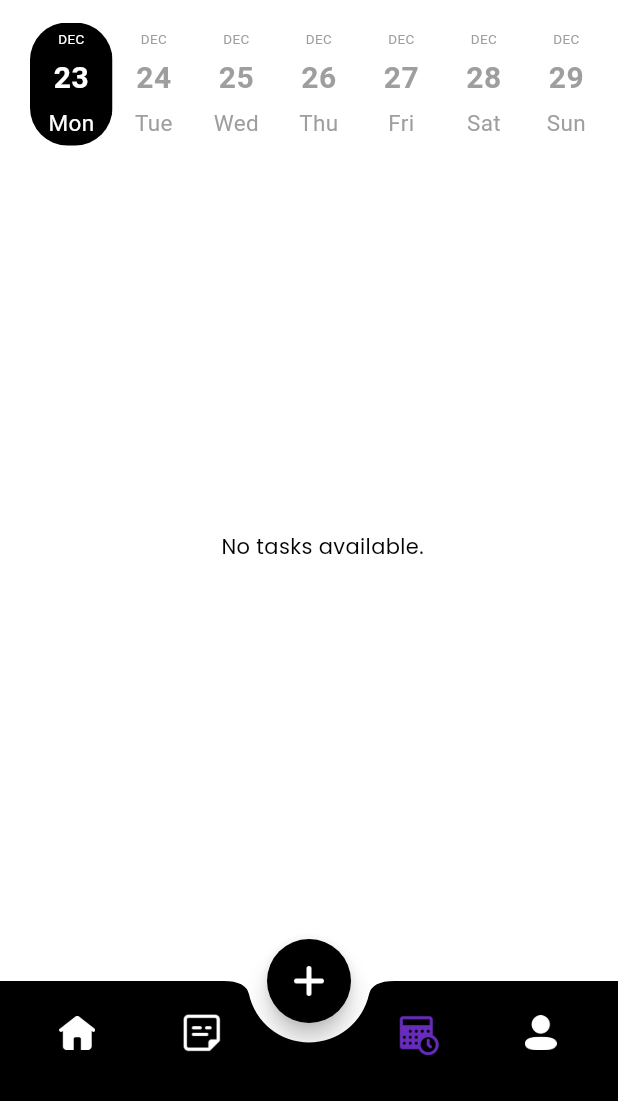
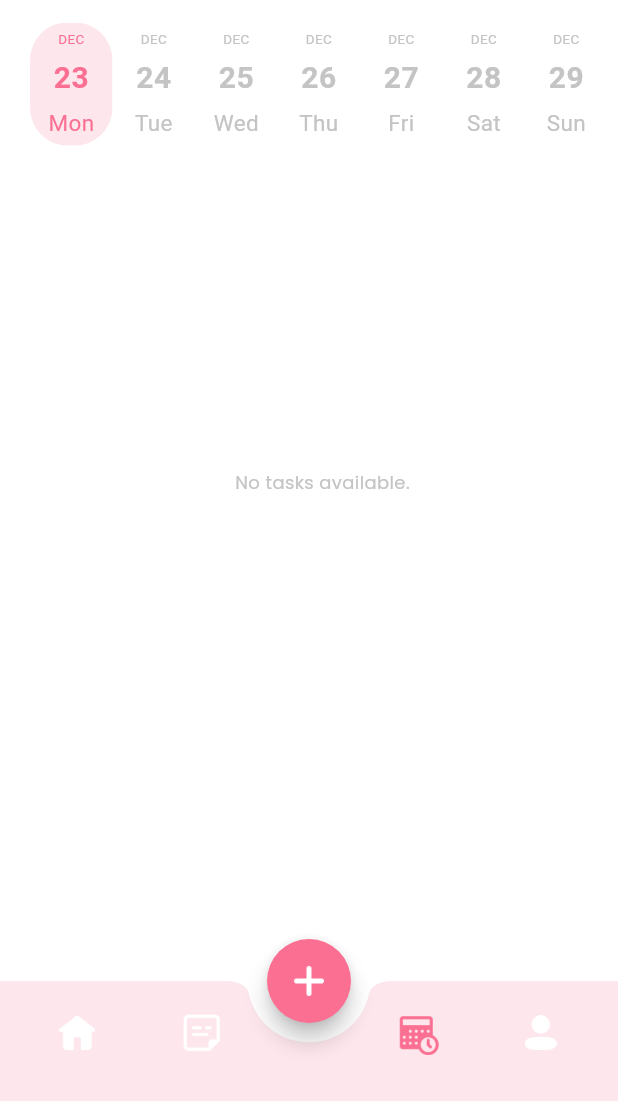
Before and after one commit to alouvre/FemmeNotesApp, a Flutter app: the MainPage screen opened by its route, item 3 of the bottom bar chosen, on a phone screen of 412 x 824 dp, the part 135-1236 px from its top. Run offline on Flutter 3.47's test engine with Material 3 defaults, Android fonts, the light colour scheme and no system bars; our stand-ins replace google_fonts.

```diff
--- a/lib/pages/home/calendar_page.dart
+++ b/lib/pages/home/calendar_page.dart
@@ -119,7 +119,7 @@ class _CalendarPageState extends State<CalendarPage> {
               children: [
                 Text(
                   "Today's tasks",
-                  style: primaryTextStyle.copyWith(
+                  style: tertiaryTextStyle.copyWith(
                     fontSize: 24,
                     fontWeight: semibold,
                   ),
@@ -172,8 +172,8 @@ class _CalendarPageState extends State<CalendarPage> {
             decoration: BoxDecoration(
               borderRadius: BorderRadius.circular(25),
               color: isSelected
-                  ? Colors.black
-                  : Colors.white, // Ganti dengan primaryColor
+                  ? background02
+                  : primaryColor, // Ganti dengan primaryColor
             ),
             child: Column(
               mainAxisAlignment: MainAxisAlignment.center,
@@ -183,9 +183,7 @@ class _CalendarPageState extends State<CalendarPage> {
                   style: TextStyle(
                     fontSize: 9,
                     fontWeight: regular,
-                    color: isSelected
-                        ? Colors.white
-                        : Colors.grey, // Ganti dengan tertiaryTextStyle
+                    color: isSelected ? secondaryColor : subtitleColor01,
                   ),
                 ),
                 const SizedBox(
@@ -196,9 +194,7 @@ class _CalendarPageState extends State<CalendarPage> {
                   style: TextStyle(
                     fontSize: 20,
                     fontWeight: semibold,
-                    color: isSelected
-                        ? Colors.white
-                        : Colors.grey, // Ganti dengan tertiaryTextStyle
+                    color: isSelected ? secondaryColor : subtitleColor01,
                   ),
                 ),
                 const SizedBox(
@@ -209,9 +205,7 @@ class _CalendarPageState extends State<CalendarPage> {
                   style: TextStyle(
                     fontSize: 15,
                     fontWeight: regular,
-                    color: isSelected
-                        ? Colors.white
-                        : Colors.grey, // Ganti dengan tertiaryTextStyle
+                    color: isSelected ? secondaryColor : subtitleColor01,
                   ),
                 ),
               ],
@@ -243,10 +237,10 @@ class _CalendarPageState extends State<CalendarPage> {
                   child: Padding(
                     padding: EdgeInsets.symmetric(
                         horizontal: 20,
-                        vertical: MediaQuery.of(context).size.height * 0.3),
+                        vertical: MediaQuery.of(context).size.height * 0.25),
                     child: Text(
                       'No tasks available.',
-                      style: primaryTextStyle.copyWith(fontSize: 14),
+                      style: subtitleTextStyle.copyWith(fontSize: 12),
                     ),
                   ),
                 )
--- a/lib/pages/home/main_page.dart
+++ b/lib/pages/home/main_page.dart
@@ -44,7 +44,7 @@ class _MainPageState extends State<MainPage> {
             taskNotifier.addTask(newTask);
           }
         },
-        backgroundColor: background03,
+        backgroundColor: secondaryColor,
         shape: const CircleBorder(),
         child: Image.asset(
           "assets/icon-add.png",
@@ -61,7 +61,7 @@ class _MainPageState extends State<MainPage> {
           notchMargin: 13,
           clipBehavior: Clip.antiAlias,
           child: BottomNavigationBar(
-            backgroundColor: background03,
+            backgroundColor: background02,
             currentIndex: currentIndex,
             onTap: (value) {
               setState(() {
@@ -81,7 +81,7 @@ class _MainPageState extends State<MainPage> {
                   child: Image.asset(
                     "assets/icon-home.png",
                     width: 24,
-                    color: currentIndex == 0 ? secondaryColor : tertiaryColor,
+                    color: currentIndex == 0 ? secondaryColor : primaryColor,
                   ),
                 ),
                 label: '',
@@ -96,7 +96,7 @@ class _MainPageState extends State<MainPage> {
                   child: Image.asset(
                     "assets/icon-notes1.png",
                     width: 33,
-                    color: currentIndex == 1 ? secondaryColor : tertiaryColor,
+                    color: currentIndex == 1 ? secondaryColor : primaryColor,
                   ),
                 ),
                 label: '',
@@ -111,7 +111,7 @@ class _MainPageState extends State<MainPage> {
                   child: Image.asset(
                     "assets/icon-calendar.png",
                     width: 31,
-                    color: currentIndex == 2 ? secondaryColor : tertiaryColor,
+                    color: currentIndex == 2 ? secondaryColor : primaryColor,
                   ),
                 ),
                 label: '',
@@ -125,7 +125,7 @@ class _MainPageState extends State<MainPage> {
                   child: Image.asset(
                     "assets/icon-profile.png",
                     width: 21,
-                    color: currentIndex == 3 ? secondaryColor : tertiaryColor,
+                    color: currentIndex == 3 ? secondaryColor : primaryColor,
                   ),
                 ),
                 label: '',
--- a/lib/pages/home/notes_page.dart
+++ b/lib/pages/home/notes_page.dart
@@ -32,7 +32,7 @@ class _NotesPageState extends State<NotesPage> {
                 padding: const EdgeInsets.only(top: 75, left: 30),
                 child: Text(
                   "Notes",
-                  style: primaryTextStyle.copyWith(
+                  style: tertiaryTextStyle.copyWith(
                     fontSize: 24,
                     fontWeight: semibold,
                   ),
@@ -84,8 +84,8 @@ class _NotesPageState extends State<NotesPage> {
                   child: Text(
                     "No notes yet.\nTap + to add one.",
                     style: primaryTextStyle.copyWith(
-                      fontSize: 14,
-                      color: Colors.grey.shade600,
+                      fontSize: 12,
+                      color: subtitleColor01,
                     ),
                     textAlign: TextAlign.center,
                   ),
--- a/lib/theme.dart
+++ b/lib/theme.dart
@@ -4,15 +4,15 @@ import 'package:google_fonts/google_fonts.dart';
 double defaultMargin = 30.0;
 
 // Define colors
-Color primaryColor = const Color(0xff000000);
-Color secondaryColor = const Color(0xff672CBC);
-Color tertiaryColor = const Color(0xffFFFFFF);
+Color primaryColor = const Color(0xffFFFFFF);
+Color secondaryColor = const Color(0xffFB6F92);
+Color tertiaryColor = const Color(0xff000000);
 
 Color background01 = const Color(0xffFFFFFF);
-Color background02 = const Color(0xff8956CD);
+Color background02 = const Color(0xffFDE6EC);
 Color background03 = const Color(0xff000000);
 
-Color buttonColor01 = const Color(0xffE8E2FE);
+Color buttonColor01 = const Color(0xffFB6F92);
 Color subtitleColor01 = const Color(0xffC4C4C4);
 
 // Define text styles using Google Fonts
```
Also changed, not shown: lib/pages/add_note_page.dart (+4 -3 lines), lib/pages/add_task_page.dart (+16 -16 lines), lib/pages/edit_profile_page.dart (+21 -16 lines), lib/pages/home/home_page.dart (+20 -11 lines), lib/pages/home/profile_page.dart (+5 -12 lines), lib/pages/sign_in_page.dart (+7 -7 lines), lib/pages/sign_up_page.dart (+8 -8 lines), lib/pages/splash_page.dart (+24 -7 lines), lib/pages/widgets/folder_card.dart (+18 -9 lines), lib/pages/widgets/note_card.dart (+9 -15 lines), lib/pages/widgets/task_card.dart (+7 -3 lines), lib/pages/widgets/task_list_view.dart (added, +117 -0 lines).
